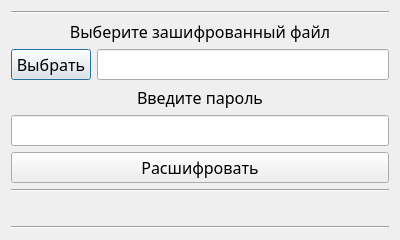
Above: decrypt.ui from Beo274/CourseWork before the change. Below: the same form after it.
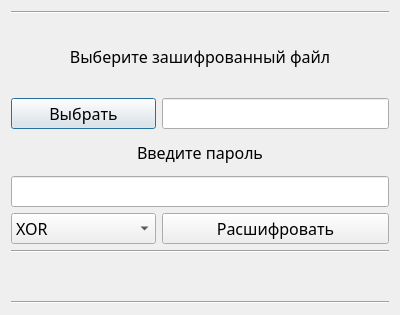
That is the form after the change.

Diff of the .ui file:
```diff
--- a/decrypt.ui
+++ b/decrypt.ui
@@ -7,7 +7,7 @@
     <x>0</x>
     <y>0</y>
     <width>400</width>
-    <height>226</height>
+    <height>315</height>
    </rect>
   </property>
   <property name="font">
@@ -35,6 +35,30 @@
   <layout class="QVBoxLayout" name="verticalLayout">
    <item>
     <layout class="QGridLayout" name="gridLayout">
+     <item row="9" column="0" colspan="2">
+      <widget class="QLabel" name="error">
+       <property name="text">
+        <string/>
+       </property>
+      </widget>
+     </item>
+     <item row="5" column="0" colspan="2">
+      <widget class="QLabel" name="label_2">
+       <property name="text">
+        <string>Введите пароль</string>
+       </property>
+       <property name="alignment">
+        <set>Qt::AlignCenter</set>
+       </property>
+      </widget>
+     </item>
+     <item row="8" column="0" colspan="2">
+      <widget class="Line" name="line_3">
+       <property name="orientation">
+        <enum>Qt::Horizontal</enum>
+       </property>
+      </widget>
+     </item>
      <item row="3" column="0">
       <widget class="QPushButton" name="pushButton">
        <property name="text">
@@ -42,43 +66,9 @@
        </property>
       </widget>
      </item>
-     <item row="0" column="0" colspan="2">
-      <widget class="Line" name="line_2">
-       <property name="orientation">
-        <enum>Qt::Horizontal</enum>
-       </property>
-      </widget>
-     </item>
-     <item row="1" column="0" rowspan="2" colspan="2">
-      <widget class="QLabel" name="label">
-       <property name="text">
-        <string>Выберите зашифрованный файл</string>
-       </property>
-       <property name="alignment">
-        <set>Qt::AlignCenter</set>
-       </property>
-      </widget>
-     </item>
-     <item row="4" column="0" colspan="2">
-      <widget class="QLabel" name="label_2">
-       <property name="text">
-        <string>Введите пароль</string>
-       </property>
-       <property name="alignment">
-        <set>Qt::AlignCenter</set>
-       </property>
-      </widget>
-     </item>
-     <item row="5" column="0" colspan="2">
+     <item row="6" column="0" colspan="2">
       <widget class="QLineEdit" name="pass"/>
      </item>
-     <item row="8" column="0" colspan="2">
-      <widget class="QLabel" name="error">
-       <property name="text">
-        <string/>
-       </property>
-      </widget>
-     </item>
      <item row="3" column="1">
       <widget class="QLineEdit" name="path">
        <property name="readOnly">
@@ -86,18 +76,42 @@
        </property>
       </widget>
      </item>
-     <item row="6" column="0" colspan="2">
+     <item row="0" column="0" colspan="2">
+      <widget class="Line" name="line_2">
+       <property name="orientation">
+        <enum>Qt::Horizontal</enum>
+       </property>
+      </widget>
+     </item>
+     <item row="1" column="0" rowspan="2" colspan="2">
+      <widget class="QLabel" name="label">
+       <property name="text">
+        <string>Выберите зашифрованный файл</string>
+       </property>
+       <property name="alignment">
+        <set>Qt::AlignCenter</set>
+       </property>
+      </widget>
+     </item>
+     <item row="7" column="1">
       <widget class="QPushButton" name="pushButton_2">
        <property name="text">
         <string>Расшифровать</string>
        </property>
       </widget>
      </item>
-     <item row="7" column="0" colspan="2">
-      <widget class="Line" name="line_3">
-       <property name="orientation">
-        <enum>Qt::Horizontal</enum>
-       </property>
+     <item row="7" column="0">
+      <widget class="QComboBox" name="comboBox">
+       <item>
+        <property name="text">
+         <string>XOR</string>
+        </property>
+       </item>
+       <item>
+        <property name="text">
+         <string>Сеть Фейстеля</string>
+        </property>
+       </item>
       </widget>
      </item>
     </layout>
```
